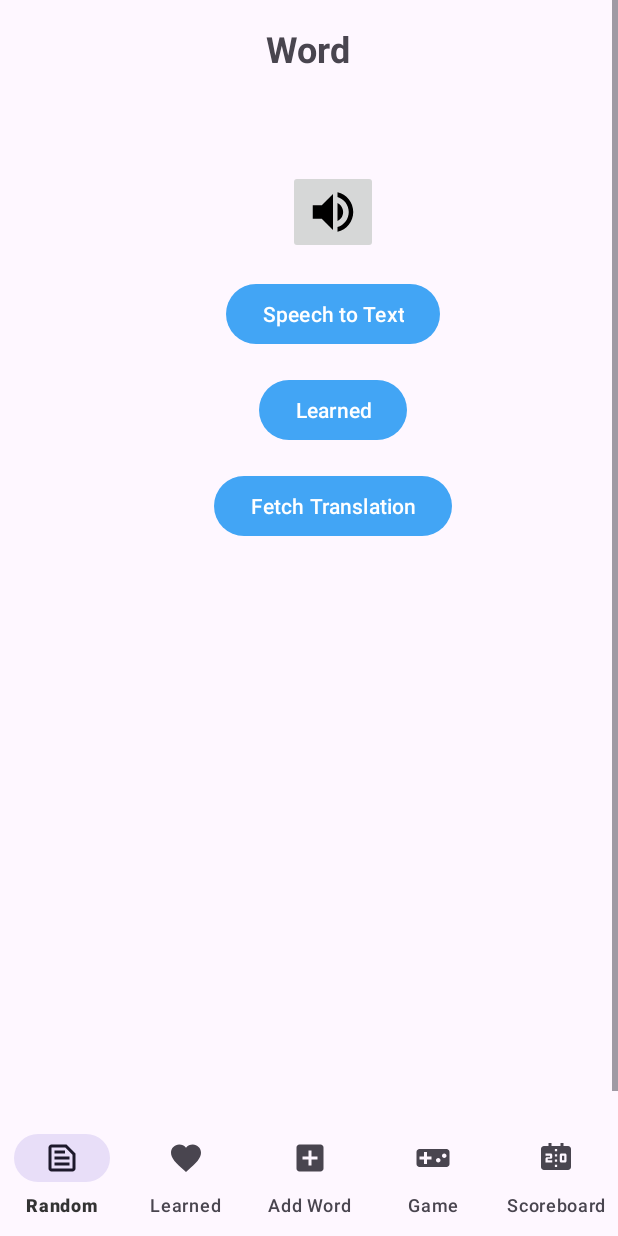
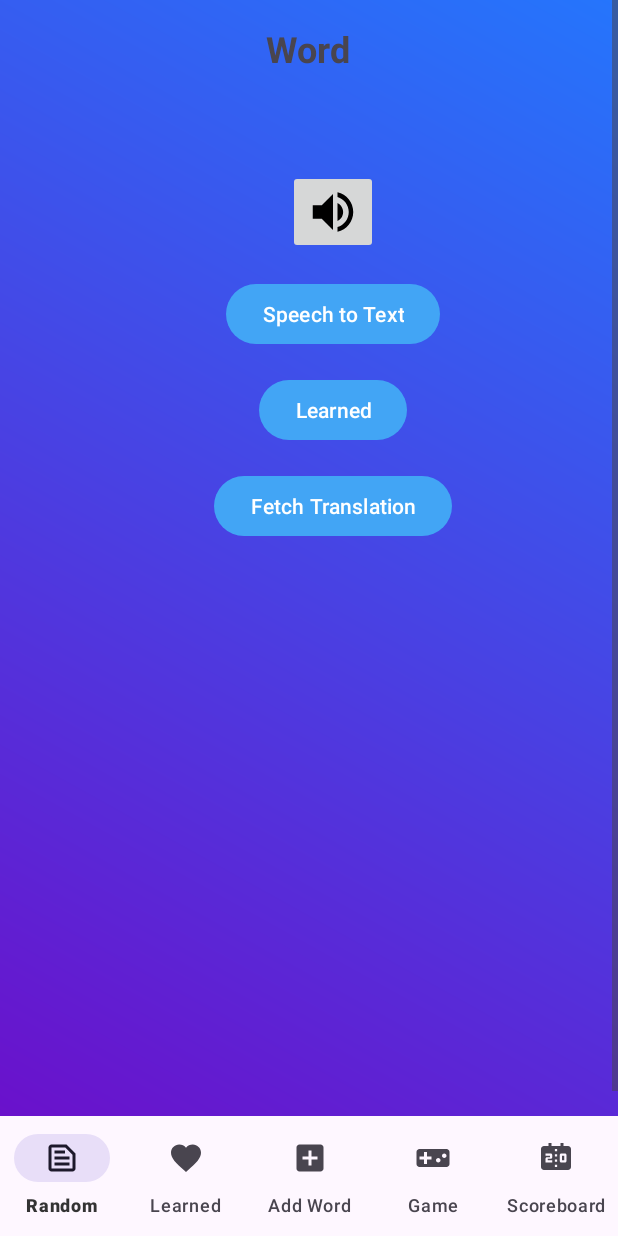
Before and after one commit to erendogan6/Translateify, an Android app: the fragment WordDetailFragment placed in its activity, on a phone screen of 412 x 824 dp. Run offline under Robolectric (Android 15) with nearby library versions, the phone set to English and light mode, and no system bars; our stand-ins replace Dagger/Hilt's generated code, Firebase (no records; nobody signed in at launch, a user with empty details on screens opened directly), Room's generated code, navigation-ui; libraries missing offline, so code that uses them is left out: com.vladsch.flexmark; pictures from the network do not load; 2 statements that could not run were skipped.

Commit message:
fix(ui): resolve bugs in random words screen

```diff
--- a/app/src/main/java/com/erendogan6/translateify/presentation/ui/RandomWordsFragment.kt
+++ b/app/src/main/java/com/erendogan6/translateify/presentation/ui/RandomWordsFragment.kt
@@ -6,7 +6,7 @@ import android.view.LayoutInflater
 import android.view.View
 import android.view.ViewGroup
 import androidx.fragment.app.Fragment
-import androidx.fragment.app.viewModels
+import androidx.fragment.app.activityViewModels
 import androidx.lifecycle.lifecycleScope
 import androidx.navigation.fragment.findNavController
 import androidx.recyclerview.widget.LinearLayoutManager
@@ -22,11 +22,12 @@ import kotlinx.coroutines.launch
 
 @AndroidEntryPoint
 class RandomWordsFragment : Fragment(R.layout.fragment_random_words) {
-    private val viewModel: RandomWordsViewModel by viewModels()
+    private val viewModel: RandomWordsViewModel by activityViewModels()
     private var _binding: FragmentRandomWordsBinding? = null
     private val binding get() = _binding!!
     private lateinit var adapter: WordAdapter
     private var isSwipeToRefresh: Boolean = false
+    private var isDataLoaded: Boolean = false
 
     override fun onCreateView(
         inflater: LayoutInflater,
@@ -54,11 +55,11 @@ class RandomWordsFragment : Fragment(R.layout.fragment_random_words) {
                 },
             )
 
-        binding.recyclerView.adapter = adapter
-
-        if (viewModel.words.value.isEmpty()) {
+        if (viewModel.words.value.isEmpty() && !isDataLoaded) {
             fetchUserPreferencesAndLoadWords()
         }
+
+        binding.recyclerView.adapter = adapter
 
         binding.swipeRefreshLayout.setOnRefreshListener {
             isSwipeToRefresh = true
@@ -74,11 +75,13 @@ class RandomWordsFragment : Fragment(R.layout.fragment_random_words) {
                         isSwipeToRefresh = false
                     }
                 }
+                binding.swipeRefreshLayout.isRefreshing = false
             }
         }
     }
 
     private fun fetchUserPreferencesAndLoadWords() {
+        Log.d("RandomWordsFragment", "Fetching user preferences and loading words")
         val user = FirebaseAuth.getInstance().currentUser
         val userId = user?.uid ?: return
         val firestore = FirebaseFirestore.getInstance()
@@ -89,13 +92,18 @@ class RandomWordsFragment : Fragment(R.layout.fragment_random_words) {
             .get()
             .addOnSuccessListener { document ->
                 if (document != null && document.exists()) {
+                    Log.d("RandomWordsFragment", "DocumentSnapshot data: ${document.data}")
                     val interests = document.get("interests") as? List<String> ?: emptyList()
-                    viewModel.fetchWordsFromFirebase(interests)
+                    val difficulty = document.getString("difficulty")
+                    viewModel.fetchWordsFromFirebase(interests, difficulty)
+                    isDataLoaded = true
                 } else {
-                    viewModel.fetchWordsFromFirebase(emptyList())
+                    viewModel.fetchWordsFromFirebase(emptyList(), null)
+                    isDataLoaded = true
                 }
             }.addOnFailureListener { exception ->
-                viewModel.fetchWordsFromFirebase(emptyList())
+                viewModel.fetchWordsFromFirebase(emptyList(), null)
+                isDataLoaded = true
                 Log.e("RandomWordsFragment", "Error fetching user preferences: ${exception.message}")
             }
     }
--- a/app/src/main/java/com/erendogan6/translateify/presentation/viewmodel/RandomWordsViewModel.kt
+++ b/app/src/main/java/com/erendogan6/translateify/presentation/viewmodel/RandomWordsViewModel.kt
@@ -36,12 +36,29 @@ class RandomWordsViewModel
         private val _imageUrl = MutableStateFlow<String?>(null)
         val imageUrl: StateFlow<String?> get() = _imageUrl
 
-        fun fetchWordsFromFirebase(selectedCategories: List<String>) {
+        private var isDataLoadedFromFirebase = false
+
+        fun setTranslationReset() {
+            _translation.value = null
+        }
+
+        fun setImageUrlReset() {
+            _imageUrl.value = null
+        }
+
+        fun fetchWordsFromFirebase(
+            selectedCategories: List<String>,
+            difficulty: String?,
+        ) {
+            // Eğer kelimeler zaten yüklendiyse tekrar yüklemeyi engelle
             viewModelScope.launch {
                 try {
-                    loadWordsUseCase(selectedCategories).collect { wordList ->
-                        _words.value = wordList
-                        Log.d("RandomWordsViewModel", "Loaded words: $wordList")
+                    loadWordsUseCase(selectedCategories, difficulty).collect { wordList ->
+                        if (_words.value.isEmpty() && !isDataLoadedFromFirebase) {
+                            _words.value = wordList
+                            isDataLoadedFromFirebase = true
+                            Log.d("RandomWordsViewModel", "Loaded words: $wordList")
+                        }
                     }
                 } catch (e: Exception) {
                     Log.e("RandomWordsViewModel", "Error loading words: ${e.message}")
@@ -79,13 +96,20 @@ class RandomWordsViewModel
 
         fun toggleLearnedStatus(word: Word) {
             viewModelScope.launch {
+                // Kelimenin isLearned durumunu tersine çevir
                 val updatedWord = word.copy(isLearned = !word.isLearned)
                 updateLearnedStatusUseCase(updatedWord)
 
+                // Kelime learned olarak işaretlendiyse, doğrudan listeden çıkar
                 _words.value =
-                    _words.value.map {
-                        if (it.id == updatedWord.id) updatedWord else it
+                    if (updatedWord.isLearned) {
+                        _words.value.filter { it.id != updatedWord.id }
+                    } else {
+                        // Eğer kelime yeniden unlearned (öğrenilmemiş) olarak işaretlenirse, listeye geri ekle
+                        _words.value + updatedWord
                     }
+
+                Log.d("RandomWordsViewModel", "Updated learned status for word: ${updatedWord.id}")
             }
         }
     }
--- a/app/src/main/res/layout/fragment_random_words.xml
+++ b/app/src/main/res/layout/fragment_random_words.xml
@@ -4,6 +4,7 @@
     xmlns:tools="http://schemas.android.com/tools"
     android:layout_width="match_parent"
     android:layout_height="match_parent"
+    android:background="@drawable/gradient_background"
     tools:context=".presentation.ui.RandomWordsFragment">
 
     <androidx.swiperefreshlayout.widget.SwipeRefreshLayout
@@ -24,15 +25,5 @@
 
     </androidx.swiperefreshlayout.widget.SwipeRefreshLayout>
 
-    <ProgressBar
-        android:id="@+id/progressBar"
-        android:layout_width="wrap_content"
-        android:layout_height="wrap_content"
-        android:visibility="gone"
-        app:layout_constraintTop_toTopOf="parent"
-        app:layout_constraintBottom_toBottomOf="parent"
-        app:layout_constraintStart_toStartOf="parent"
-        app:layout_constraintEnd_toEndOf="parent" />
-
 
 </androidx.constraintlayout.widget.ConstraintLayout>
```
